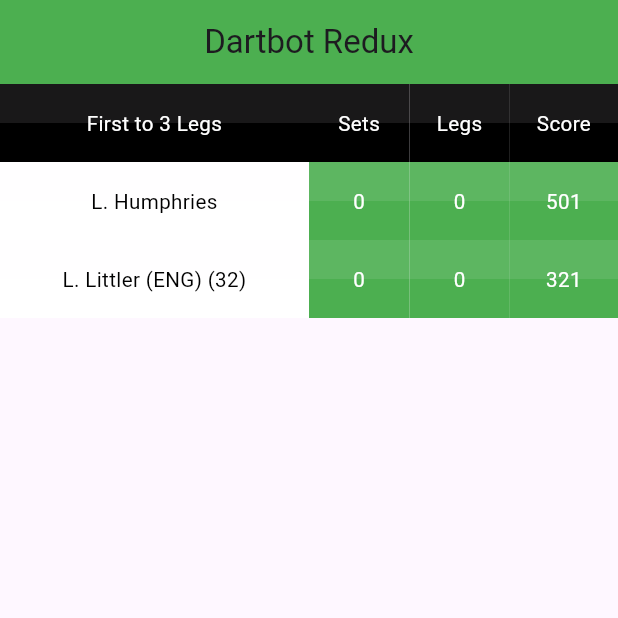
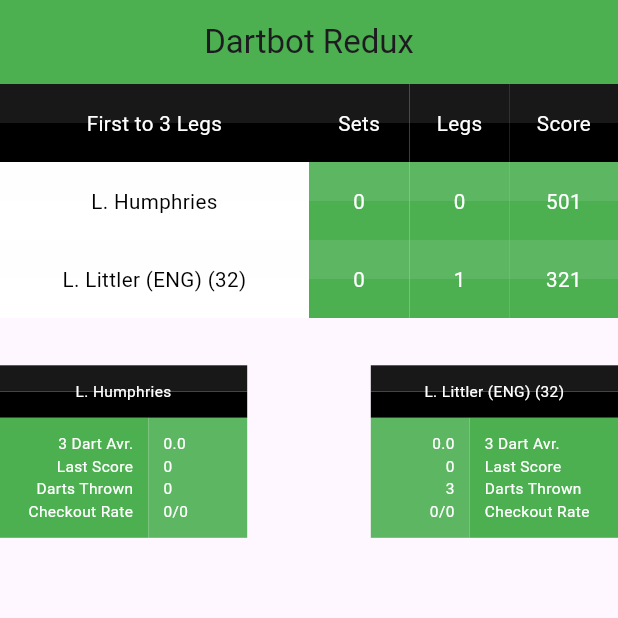
Before and after one commit to BartekSienko/dartbot-redux, a Flutter app: the screen it shows after launch, on a phone screen of 412 x 824 dp, the top half of it. Run offline on Flutter 3.47's test engine with Material 3 defaults, Android fonts, the phone set to English and light mode, and no system bars.

Commit message:
Made the Stat Boxes into a widget

```diff
--- a/dartbot_redux/lib/frontend/mainmenu.dart
+++ b/dartbot_redux/lib/frontend/mainmenu.dart
@@ -1,5 +1,6 @@
 import 'package:dartbot_redux/backend/match_engine/dartPlayer.dart';
 import 'package:dartbot_redux/frontend/match_menu/widgets/scoreboard.dart';
+import 'package:dartbot_redux/frontend/match_menu/widgets/statBox.dart';
 import 'package:flutter/material.dart';
 
 
@@ -21,7 +22,7 @@ class _MainMenuState extends State<MainMenu> {
     super.initState();
     player1.score = 501;
     player2.score = 321;
-
+    player2.legs = 1;
     player2.dartThrow(180, true, 0);
   }
 
@@ -44,8 +45,8 @@ class _MainMenuState extends State<MainMenu> {
         body: Column(
             children: [
               Expanded(flex: 20, child: Scoreboard(player1: player1, player2: player2)),
-              Expanded(flex: 2, child: Container()),
-              //Expanded(flex: 10, child: createLegStats(screenWidth)),
+              Expanded(flex: 1, child: Container()),
+              Expanded(flex: 15, child: StatBox(player1: player1, player2: player2)),
               Expanded(flex: 50, child: Container()),
             ]
           ),
--- /dev/null
+++ b/dartbot_redux/lib/frontend/match_menu/widgets/statBox.dart
@@ -0,0 +1,212 @@
+// ignore_for_file: file_names
+import 'package:dartbot_redux/backend/match_engine/PlayerMatchStats.dart';
+import 'package:dartbot_redux/backend/match_engine/dartPlayer.dart';
+import 'package:flutter/material.dart';
+
+
+class StatBox extends StatefulWidget{
+  final DartPlayer player1;
+  final DartPlayer player2;
+
+  const StatBox({
+    super.key,
+    required this.player1,
+    required this.player2,
+  });
+
+  @override
+  State<StatBox> createState() => _StatBoxState();
+
+}
+
+class _StatBoxState extends State<StatBox> {
+  late DartPlayer player1;
+  late DartPlayer player2;
+
+
+  @override
+  void initState() {
+    super.initState();
+    player1 = widget.player1;
+    player2 = widget.player2;
+  }
+
+  @override
+  Widget build(BuildContext context) {
+    double screenWidth = MediaQuery.of(context).size.width;
+
+    return Row(
+      children: [
+        Expanded(flex: 40, child: boxCreate(screenWidth, true)),
+        Expanded(flex: 20, child: Container()),
+        Expanded(flex: 40, child: boxCreate(screenWidth, false)),
+      ],
+    );
+
+  }
+
+  Widget boxCreate(double screenWidth, bool isLeft) {
+    double statFontSize = screenWidth / 40;
+    Color textColor = Colors.white;
+    Color bGColor = Colors.black;
+    Color themeColor = Colors.green;
+
+    DartPlayer player;
+    if (isLeft) {
+      player = player1;
+    } else {
+      player = player2;
+    }
+
+    PlayerMatchStats playerStats = player.stats;
+
+    List<String> stats = ["0.0",
+                          "0",
+                          playerStats.dartsThrownLeg.toString(),
+                          playerStats.getCheckoutSplit()];
+
+    return Column(
+      children: [
+        // Player Name
+        buildNameText(player.name, statFontSize, textColor, bGColor),
+        //Player Stats
+        buildStatText(stats, statFontSize, textColor, themeColor, isLeft)
+      ],
+    );
+  }
+
+  Widget buildNameText(String text, double fontSize, Color textColor, Color backgroundColor) {
+  return Stack(
+    children: [
+
+      Positioned.fill(
+        child: Column(
+          children: [
+            Expanded(
+              child: Container(color: backgroundColor.withAlpha(230)),
+            ),
+            Expanded(
+              child: Container(color: backgroundColor),
+            ),
+          ],
+        ),
+      ),
+
+      Container(
+        alignment: Alignment.center,
+        padding: const EdgeInsets.all(10),  // Padding inside container, not outside
+        child: Text(
+            text,
+            style: TextStyle(
+              fontSize: fontSize,
+              color: textColor,
+            ),
+            textAlign: TextAlign.center,
+          ),
+          )
+    ],
+
+  );
+}
+
+
+Widget buildStatText(List<String> stats, double fontSize, Color textColor, Color backgroundColor, bool isLeft) {
+  String leftText;
+  String rightText;
+  int leftFlex = 3;
+  int rightFlex = 2;
+  Color leftColor = backgroundColor;
+  Color rightColor = backgroundColor.withAlpha(230);
+  if (isLeft) {
+    leftText = "3 Dart Avr.\n" "Last Score\n" "Darts Thrown\n" "Checkout Rate";
+    rightText = "${stats[0]}\n" "${stats[1]}\n" "${stats[2]}\n" "${stats[3]}";
+  } else {
+   leftText  = "${stats[0]}\n" "${stats[1]}\n" "${stats[2]}\n" "${stats[3]}";
+   rightText = "3 Dart Avr.\n" "Last Score\n" "Darts Thrown\n" "Checkout Rate";
+   leftFlex--;
+   rightFlex++;
+   leftColor = rightColor;
+   rightColor = backgroundColor;
+  }
+
+
+
+  return Row(
+    children: [
+      // Textside
+      Expanded(
+      flex: leftFlex,
+      child: Container(
+        color: leftColor,
+        alignment: Alignment.centerRight,
+        padding: const EdgeInsets.all(10),  // Padding inside container, not outside
+        child: Text(
+            leftText,
+            style: TextStyle(
+              fontSize: fontSize,
+              color: textColor,
+            ),
+            textAlign: TextAlign.right,
+          ),
+        )),
+      // Stat
+      Expanded(
+      flex: rightFlex,
+      child: Container(
+        color: rightColor,
+        alignment: Alignment.centerLeft,
+        padding: const EdgeInsets.all(10),  // Padding inside container, not outside
+        child: Text(
+            rightText,
+            style: TextStyle(
+              fontSize: fontSize,
+              color: textColor,
+            ),
+            textAlign: TextAlign.left,
+          ),
+        ))
+    ],
+  );
+}
+
+
+Widget buildStatText2(String text, double fontSize, bool alignRight) {
+
+    return Padding(
+      padding: EdgeInsets.all(16), // Adjust padding as needed
+      child: Align(
+        alignment: alignRight ? Alignment.centerRight : Alignment.centerLeft,
+        child: Text(
+                    text,
+                    style: TextStyle(
+                      fontSize: fontSize
+                      ),
+                  )
+    )
+    );
+  }
+
+
+}
+
+/**
+ * Expanded(
+          flex: 4,
+          child: Table(
+            border: TableBorder.all(color: Colors.black, width: 0.5), // Full border and cell borders
+            defaultVerticalAlignment: TableCellVerticalAlignment.middle,
+            columnWidths: {
+              0: FlexColumnWidth(2),
+              1: FlexColumnWidth(3),
+
+            },
+            children: [
+              TableRow(children: [Center(child: buildScoreText("Stats", statFontSize, textColor, bGColor)), buildStatText2(player2.name, statFontSize, true)]),
+              TableRow(children: [Center(child: buildScoreText("180.0", statFontSize, textColor, bGColor)), buildStatText2("3 Dart Avr.", statFontSize, true)]),
+              TableRow(children: [Center(child: buildScoreText("180", statFontSize, textColor, bGColor)), buildStatText2("Last Score", statFontSize, true)]),
+              TableRow(children: [Center(child: buildScoreText("3", statFontSize, textColor, bGColor)), buildStatText2("Darts Thrown", statFontSize, true)]),
+              TableRow(children: [Center(child: buildScoreText("1/1", statFontSize, textColor, bGColor)), buildStatText2("Checkout Rate", statFontSize, true)]),
+            ]
+            )
+        ),
+ */
```
